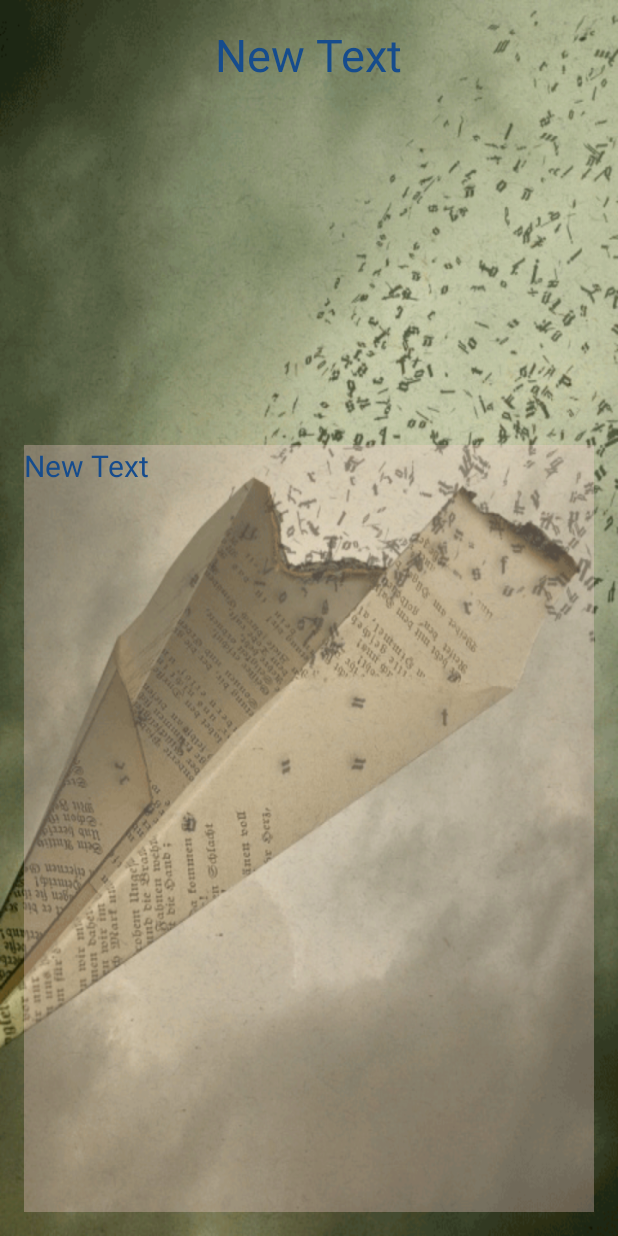
After one commit to phawinee/My-Trattic, an Android app: the DetelActivity screen opened directly, with no data from a screen before it, on a phone screen of 412 x 824 dp. The commit adds this screen. Run offline under Robolectric (Android 15) with nearby library versions, the phone set to English and light mode, and no system bars.

Commit message:
finish 31

```diff
--- a/app/src/main/AndroidManifest.xml
+++ b/app/src/main/AndroidManifest.xml
@@ -15,6 +15,7 @@
                 <category android:name="android.intent.category.LAUNCHER" />
             </intent-filter>
         </activity>
+        <activity android:name=".DetelActivity"></activity>
     </application>
 
 </manifest>
--- /dev/null
+++ b/app/src/main/java/tak/phawinee/mytraffic/DetelActivity.java
@@ -0,0 +1,13 @@
+package tak.phawinee.mytraffic;
+
+import android.support.v7.app.AppCompatActivity;
+import android.os.Bundle;
+
+public class DetelActivity extends AppCompatActivity {
+
+    @Override
+    protected void onCreate(Bundle savedInstanceState) {
+        super.onCreate(savedInstanceState);
+        setContentView(R.layout.activity_detel);
+    }
+}
--- a/app/src/main/java/tak/phawinee/mytraffic/MainActivity.java
+++ b/app/src/main/java/tak/phawinee/mytraffic/MainActivity.java
@@ -6,6 +6,7 @@ import android.net.Uri;
 import android.support.v7.app.AppCompatActivity;
 import android.os.Bundle;
 import android.view.View;
+import android.widget.AdapterView;
 import android.widget.ListView;
 
 public class MainActivity extends AppCompatActivity {
@@ -61,6 +62,15 @@ public class MainActivity extends AppCompatActivity {
         MyAdapter myAdapter = new MyAdapter(this, icoInts, titleStrings, detailShort);
         listView.setAdapter(myAdapter);
 
+        listView.setOnItemClickListener(new AdapterView.OnItemClickListener() {
+            @Override
+            public void onItemClick(AdapterView<?> adapterView, View view, int i, long l) {
+
+
+                Intent intent = new Intent(MainActivity.this, DetelActivity.class);
+                startActivity(intent);
+            }
+        });
 
 
     }   //Main Method
--- /dev/null
+++ b/app/src/main/res/layout/activity_detel.xml
@@ -0,0 +1,45 @@
+<?xml version="1.0" encoding="utf-8"?>
+<RelativeLayout xmlns:android="http://schemas.android.com/apk/res/android"
+    xmlns:tools="http://schemas.android.com/tools"
+    android:layout_width="match_parent"
+    android:layout_height="match_parent"
+    android:paddingBottom="@dimen/activity_vertical_margin"
+    android:paddingLeft="@dimen/activity_horizontal_margin"
+    android:paddingRight="@dimen/activity_horizontal_margin"
+    android:paddingTop="@dimen/activity_vertical_margin"
+    tools:context="tak.phawinee.mytraffic.DetelActivity"
+    android:background="@drawable/bg10">
+
+    <TextView
+        android:layout_width="wrap_content"
+        android:layout_height="wrap_content"
+        android:text="New Text"
+        android:id="@+id/textView4"
+        android:textSize="@dimen/h1"
+        android:layout_centerHorizontal="true"
+        android:textColor="@color/text" />
+
+    <ImageView
+        android:layout_width="@dimen/image"
+        android:layout_height="@dimen/image"
+        android:id="@+id/imageView2"
+        android:layout_below="@+id/textView4"
+        android:layout_centerHorizontal="true"
+        android:layout_margin="20dp" />
+
+    <ScrollView
+        android:layout_width="match_parent"
+        android:layout_height="match_parent"
+        android:id="@+id/scrollView"
+        android:layout_below="@+id/imageView2"
+        android:background="#50f7d2d2">
+
+        <TextView
+            android:layout_width="wrap_content"
+            android:layout_height="wrap_content"
+            android:text="New Text"
+            android:id="@+id/textView5"
+            android:textSize="@dimen/h2"
+            android:textColor="@color/text" />
+    </ScrollView>
+</RelativeLayout>
--- a/app/src/main/res/values-w820dp/dimens.xml
+++ b/app/src/main/res/values-w820dp/dimens.xml
@@ -5,5 +5,4 @@
     <dimen name="activity_horizontal_margin">64dp</dimen>
 
 
-
 </resources>
```
